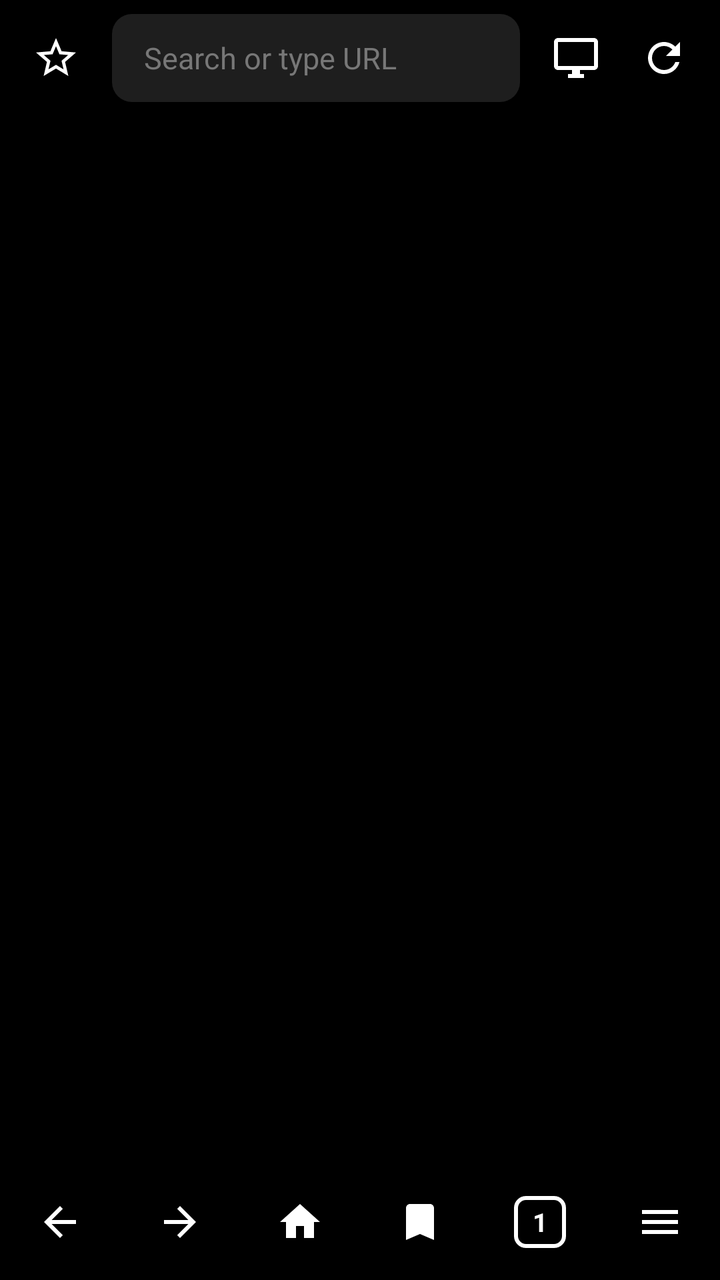
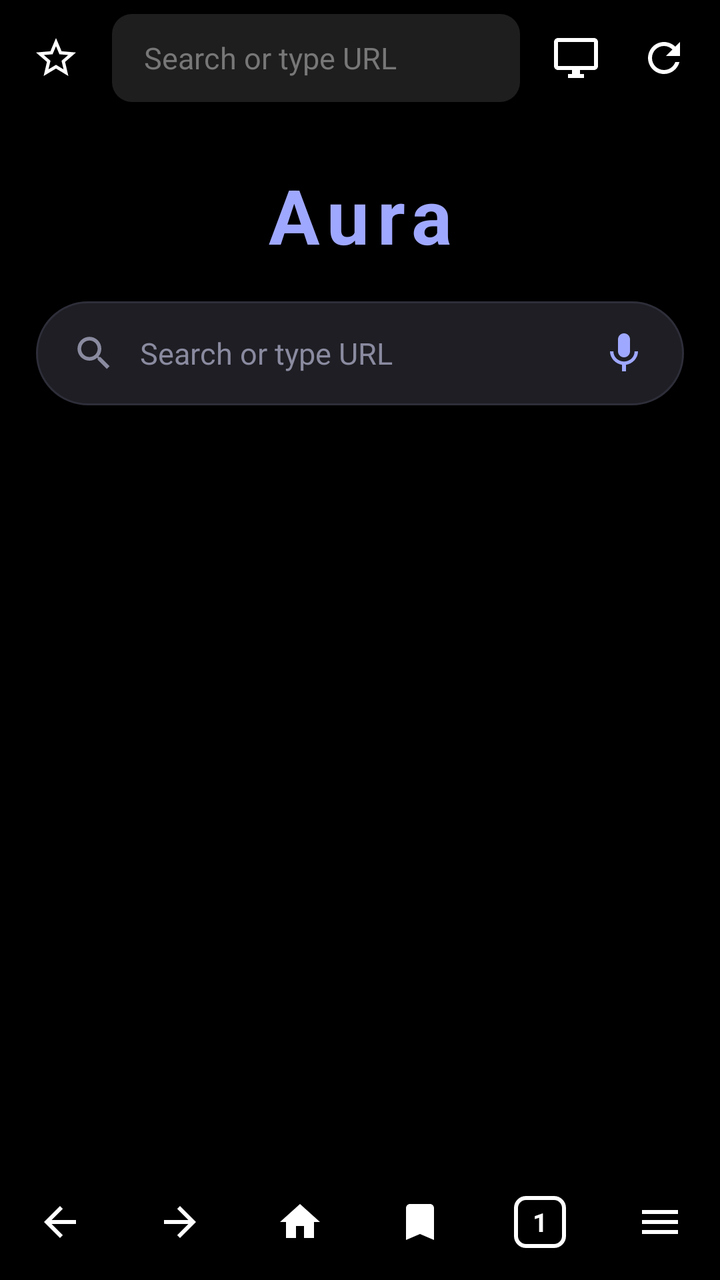

An Android layout rendered at two revisions. The XML below is the earlier revision; the diff shows what the commit changed to produce the second picture.
<!-- AndroidManifest.xml: application theme AppTheme -->
<!-- res/layout/activity_main.xml -->
<?xml version="1.0" encoding="utf-8"?>
<LinearLayout xmlns:android="http://schemas.android.com/apk/res/android"
    android:layout_width="match_parent"
    android:layout_height="match_parent"
    android:background="#000000"
    android:orientation="vertical">

    <LinearLayout
        android:id="@+id/topBar"
        android:layout_width="match_parent"
        android:layout_height="58dp"
        android:gravity="center_vertical"
        android:orientation="horizontal"
        android:paddingStart="6dp"
        android:paddingEnd="6dp">

        <ImageView
            android:id="@+id/btnStar"
            android:layout_width="44dp"
            android:layout_height="44dp"
            android:background="?attr/selectableItemBackgroundBorderless"
            android:padding="10dp"
            android:src="@drawable/ic_star_border"
            android:tint="#FFFFFF" />

        <EditText
            android:id="@+id/urlBar"
            android:layout_width="0dp"
            android:layout_height="44dp"
            android:layout_marginStart="6dp"
            android:layout_marginEnd="6dp"
            android:layout_weight="1"
            android:background="@drawable/bg_url"
            android:gravity="center_vertical"
            android:hint="Search or type URL"
            android:imeOptions="actionGo"
            android:inputType="textUri"
            android:paddingStart="16dp"
            android:paddingEnd="16dp"
            android:selectAllOnFocus="true"
            android:textColor="#FFFFFF"
            android:textColorHint="#777777"
            android:textSize="15sp" />

        <ImageView
            android:id="@+id/btnDesktop"
            android:layout_width="44dp"
            android:layout_height="44dp"
            android:background="?attr/selectableItemBackgroundBorderless"
            android:padding="10dp"
            android:src="@drawable/ic_desktop"
            android:tint="#FFFFFF" />

        <ImageView
            android:id="@+id/btnRefresh"
            android:layout_width="44dp"
            android:layout_height="44dp"
            android:background="?attr/selectableItemBackgroundBorderless"
            android:padding="10dp"
            android:src="@drawable/ic_refresh"
            android:tint="#FFFFFF" />
    </LinearLayout>

    <ProgressBar
        android:id="@+id/progress"
        style="?android:attr/progressBarStyleHorizontal"
        android:layout_width="match_parent"
        android:layout_height="3dp"
        android:max="100"
        android:progressTint="#7C8CFF"
        android:visibility="gone" />

    <LinearLayout
        android:id="@+id/findBar"
        android:layout_width="match_parent"
        android:layout_height="52dp"
        android:background="#1E1E1E"
        android:gravity="center_vertical"
        android:orientation="horizontal"
        android:paddingStart="16dp"
        android:visibility="gone">

        <EditText
            android:id="@+id/findInput"
            android:layout_width="0dp"
            android:layout_height="match_parent"
            android:layout_weight="1"
            android:background="@null"
            android:hint="Find in page"
            android:inputType="text"
            android:maxLines="1"
            android:textColor="#FFFFFF"
            android:textColorHint="#777777"
            android:textSize="15sp" />

        <ImageView
            android:id="@+id/findPrev"
            android:layout_width="44dp"
            android:layout_height="match_parent"
            android:padding="10dp"
            android:src="@drawable/ic_arrow_up"
            android:tint="#FFFFFF" />

        <ImageView
            android:id="@+id/findNext"
            android:layout_width="44dp"
            android:layout_height="match_parent"
            android:padding="10dp"
            android:src="@drawable/ic_arrow_down"
            android:tint="#FFFFFF" />

        <ImageView
            android:id="@+id/findClose"
            android:layout_width="44dp"
            android:layout_height="match_parent"
            android:padding="12dp"
            android:src="@drawable/ic_close"
            android:tint="#FFFFFF" />
    </LinearLayout>

    <FrameLayout
        android:id="@+id/content"
        android:layout_width="match_parent"
        android:layout_height="0dp"
        android:layout_weight="1">

        <ScrollView
            android:id="@+id/homeView"
            android:layout_width="match_parent"
            android:layout_height="match_parent"
            android:fillViewport="true">

            <LinearLayout
                android:layout_width="match_parent"
                android:layout_height="wrap_content"
                android:orientation="vertical"
                android:paddingTop="24dp">

                <TextView
                    android:id="@+id/homeNote"
                    android:layout_width="match_parent"
                    android:layout_height="wrap_content"
                    android:gravity="center"
                    android:padding="12dp"
                    android:text="Private tab — history is not saved"
                    android:textColor="#B39DDB"
                    android:textSize="14sp"
                    android:visibility="gone" />

                <GridLayout
                    android:id="@+id/dialGrid"
                    android:layout_width="match_parent"
                    android:layout_height="wrap_content"
                    android:columnCount="5" />
            </LinearLayout>
        </ScrollView>
    </FrameLayout>

    <LinearLayout
        android:id="@+id/bottomBar"
        android:layout_width="match_parent"
        android:layout_height="58dp"
        android:background="#000000"
        android:gravity="center_vertical"
        android:orientation="horizontal">

        <ImageView
            android:id="@+id/navBack"
            android:layout_width="0dp"
            android:layout_height="match_parent"
            android:layout_weight="1"
            android:background="?attr/selectableItemBackgroundBorderless"
            android:padding="17dp"
            android:src="@drawable/ic_arrow_back"
            android:tint="#FFFFFF" />

        <ImageView
            android:id="@+id/navFwd"
            android:layout_width="0dp"
            android:layout_height="match_parent"
            android:layout_weight="1"
            android:background="?attr/selectableItemBackgroundBorderless"
            android:padding="17dp"
            android:src="@drawable/ic_arrow_forward"
            android:tint="#FFFFFF" />

        <ImageView
            android:id="@+id/navHome"
            android:layout_width="0dp"
            android:layout_height="match_parent"
            android:layout_weight="1"
            android:background="?attr/selectableItemBackgroundBorderless"
            android:padding="17dp"
            android:src="@drawable/ic_home"
            android:tint="#FFFFFF" />

        <ImageView
            android:id="@+id/navBookmarks"
            android:layout_width="0dp"
            android:layout_height="match_parent"
            android:layout_weight="1"
            android:background="?attr/selectableItemBackgroundBorderless"
            android:padding="17dp"
            android:src="@drawable/ic_bookmark"
            android:tint="#FFFFFF" />

        <FrameLayout
            android:id="@+id/navTabs"
            android:layout_width="0dp"
            android:layout_height="match_parent"
            android:layout_weight="1"
            android:background="?attr/selectableItemBackgroundBorderless">

            <TextView
                android:id="@+id/tabCount"
                android:layout_width="26dp"
                android:layout_height="26dp"
                android:layout_gravity="center"
                android:background="@drawable/bg_tab_count"
                android:gravity="center"
                android:text="1"
                android:textColor="#FFFFFF"
                android:textSize="13sp"
                android:textStyle="bold" />
        </FrameLayout>

        <ImageView
            android:id="@+id/navMenu"
            android:layout_width="0dp"
            android:layout_height="match_parent"
            android:layout_weight="1"
            android:background="?attr/selectableItemBackgroundBorderless"
            android:padding="17dp"
            android:src="@drawable/ic_menu"
            android:tint="#FFFFFF" />
    </LinearLayout>
</LinearLayout>
<!-- resources referenced by this layout -->
<resources>
  <!-- drawable bg_tab_count (drawable) -->
  <?xml version="1.0" encoding="utf-8"?>
  <shape xmlns:android="http://schemas.android.com/apk/res/android" android:shape="rectangle">
      <stroke android:width="2dp" android:color="#FFFFFF" />
      <corners android:radius="5dp" />
  </shape>
  <!-- drawable bg_url (drawable) -->
  <?xml version="1.0" encoding="utf-8"?>
  <shape xmlns:android="http://schemas.android.com/apk/res/android" android:shape="rectangle">
      <solid android:color="#1E1E1E" />
      <corners android:radius="10dp" />
  </shape>
  <!-- drawable ic_arrow_down (drawable) -->
  <?xml version="1.0" encoding="utf-8"?>
  <vector xmlns:android="http://schemas.android.com/apk/res/android"
      android:width="24dp"
      android:height="24dp"
      android:viewportWidth="24"
      android:viewportHeight="24">
      <path
          android:fillColor="#FFFFFFFF"
          android:pathData="M7.41,8.59L12,13.17l4.59,-4.58L18,10l-6,6 -6,-6 1.41,-1.41z" />
  </vector>
  <!-- drawable ic_arrow_up (drawable) -->
  <?xml version="1.0" encoding="utf-8"?>
  <vector xmlns:android="http://schemas.android.com/apk/res/android"
      android:width="24dp"
      android:height="24dp"
      android:viewportWidth="24"
      android:viewportHeight="24">
      <path
          android:fillColor="#FFFFFFFF"
          android:pathData="M7.41,15.41L12,10.83l4.59,4.58L18,14l-6,-6 -6,6z" />
  </vector>
  <!-- drawable ic_home (drawable) -->
  <?xml version="1.0" encoding="utf-8"?>
  <vector xmlns:android="http://schemas.android.com/apk/res/android"
      android:width="24dp"
      android:height="24dp"
      android:viewportWidth="24"
      android:viewportHeight="24">
      <path
          android:fillColor="#FFFFFFFF"
          android:pathData="M10,20v-6h4v6h5v-8h3L12,3 2,12h3v8z" />
  </vector>
  <!-- drawable ic_menu (drawable) -->
  <?xml version="1.0" encoding="utf-8"?>
  <vector xmlns:android="http://schemas.android.com/apk/res/android"
      android:width="24dp"
      android:height="24dp"
      android:viewportWidth="24"
      android:viewportHeight="24">
      <path
          android:fillColor="#FFFFFFFF"
          android:pathData="M3,18h18v-2H3v2zM3,13h18v-2H3v2zM3,6v2h18V6H3z" />
  </vector>
  <style name="AppTheme" parent="Theme.Material3.Dark.NoActionBar">
          <item name="android:statusBarColor">@android:color/black</item>
          <item name="android:navigationBarColor">@android:color/black</item>
          <item name="android:windowBackground">@android:color/black</item>
      </style>
  <!-- unchanged entries left out for length: 7 -->
</resources>

<!-- the commit's change to res/layout/activity_main.xml (unified diff, before → after) -->
@@ -137,6 +137,72 @@
                 android:paddingTop="24dp">
 
                 <TextView
+                    android:layout_width="match_parent"
+                    android:layout_height="wrap_content"
+                    android:gravity="center"
+                    android:letterSpacing="0.1"
+                    android:text="Aura"
+                    android:textColor="#9FA8FF"
+                    android:textSize="38sp"
+                    android:textStyle="bold" />
+
+                <LinearLayout
+                    android:id="@+id/homeSearch"
+                    android:layout_width="match_parent"
+                    android:layout_height="52dp"
+                    android:layout_marginStart="18dp"
+                    android:layout_marginTop="18dp"
+                    android:layout_marginEnd="18dp"
+                    android:background="@drawable/bg_pill"
+                    android:gravity="center_vertical"
+                    android:orientation="horizontal"
+                    android:paddingStart="18dp"
+                    android:paddingEnd="8dp">
+
+                    <ImageView
+                        android:layout_width="22dp"
+                        android:layout_height="22dp"
+                        android:src="@drawable/ic_search"
+                        android:tint="#8A8AA0" />
+
+                    <TextView
+                        android:layout_width="0dp"
+                        android:layout_height="wrap_content"
+                        android:layout_weight="1"
+                        android:paddingStart="12dp"
+                        android:text="Search or type URL"
+                        android:textColor="#8A8AA0"
+                        android:textSize="15sp" />
+
+                    <ImageView
+                        android:id="@+id/homeMic"
+                        android:layout_width="44dp"
+                        android:layout_height="44dp"
+                        android:background="?attr/selectableItemBackgroundBorderless"
+                        android:padding="10dp"
+                        android:src="@drawable/ic_mic"
+                        android:tint="#9FA8FF" />
+                </LinearLayout>
+
+                <LinearLayout
+                    android:id="@+id/quickRow"
+                    android:layout_width="match_parent"
+                    android:layout_height="wrap_content"
+                    android:layout_marginTop="22dp"
+                    android:orientation="horizontal"
+                    android:paddingStart="8dp"
+                    android:paddingEnd="8dp" />
+
+                <TextView
+                    android:id="@+id/homeStatus"
+                    android:layout_width="match_parent"
+                    android:layout_height="wrap_content"
+                    android:layout_marginTop="16dp"
+                    android:gravity="center"
+                    android:textColor="#777790"
+                    android:textSize="12sp" />
+
+                <TextView
                     android:id="@+id/homeNote"
                     android:layout_width="match_parent"
                     android:layout_height="wrap_content"
@@ -151,6 +217,7 @@
                     android:id="@+id/dialGrid"
                     android:layout_width="match_parent"
                     android:layout_height="wrap_content"
+                    android:layout_marginTop="8dp"
                     android:columnCount="5" />
             </LinearLayout>
         </ScrollView>
<!-- resource entries referenced after the edit -->
@@ -1,5 +1,12 @@
 <!-- resources referenced by this layout -->
 <resources>
+  <!-- drawable bg_pill (drawable) -->
+  <?xml version="1.0" encoding="utf-8"?>
+  <shape xmlns:android="http://schemas.android.com/apk/res/android" android:shape="rectangle">
+      <solid android:color="#1E1E24" />
+      <stroke android:width="1dp" android:color="#2E2E3A" />
+      <corners android:radius="28dp" />
+  </shape>
   <!-- drawable bg_tab_count (drawable) -->
   <?xml version="1.0" encoding="utf-8"?>
   <shape xmlns:android="http://schemas.android.com/apk/res/android" android:shape="rectangle">
@@ -56,6 +63,28 @@
           android:fillColor="#FFFFFFFF"
           android:pathData="M3,18h18v-2H3v2zM3,13h18v-2H3v2zM3,6v2h18V6H3z" />
   </vector>
+  <!-- drawable ic_mic (drawable) -->
+  <?xml version="1.0" encoding="utf-8"?>
+  <vector xmlns:android="http://schemas.android.com/apk/res/android"
+      android:width="24dp"
+      android:height="24dp"
+      android:viewportWidth="24"
+      android:viewportHeight="24">
+      <path
+          android:fillColor="#FFFFFFFF"
+          android:pathData="M12,14c1.66,0 3,-1.34 3,-3V5c0,-1.66 -1.34,-3 -3,-3S9,3.34 9,5v6c0,1.66 1.34,3 3,3zM17.3,11c0,3 -2.54,5.1 -5.3,5.1S6.7,14 6.7,11H5c0,3.41 2.72,6.23 6,6.72V21h2v-3.28c3.28,-0.48 6,-3.3 6,-6.72h-1.7z" />
+  </vector>
+  <!-- drawable ic_search (drawable) -->
+  <?xml version="1.0" encoding="utf-8"?>
+  <vector xmlns:android="http://schemas.android.com/apk/res/android"
+      android:width="24dp"
+      android:height="24dp"
+      android:viewportWidth="24"
+      android:viewportHeight="24">
+      <path
+          android:fillColor="#FFFFFFFF"
+          android:pathData="M15.5,14h-0.79l-0.28,-0.27C15.41,12.59 16,11.11 16,9.5 16,5.91 13.09,3 9.5,3S3,5.91 3,9.5 5.91,16 9.5,16c1.61,0 3.09,-0.59 4.23,-1.57l0.27,0.28v0.79l5,4.99L20.49,19l-4.99,-5zM9.5,14C7.01,14 5,11.99 5,9.5S7.01,5 9.5,5 14,7.01 14,9.5 11.99,14 9.5,14z" />
+  </vector>
   <style name="AppTheme" parent="Theme.Material3.Dark.NoActionBar">
           <item name="android:statusBarColor">@android:color/black</item>
           <item name="android:navigationBarColor">@android:color/black</item>
